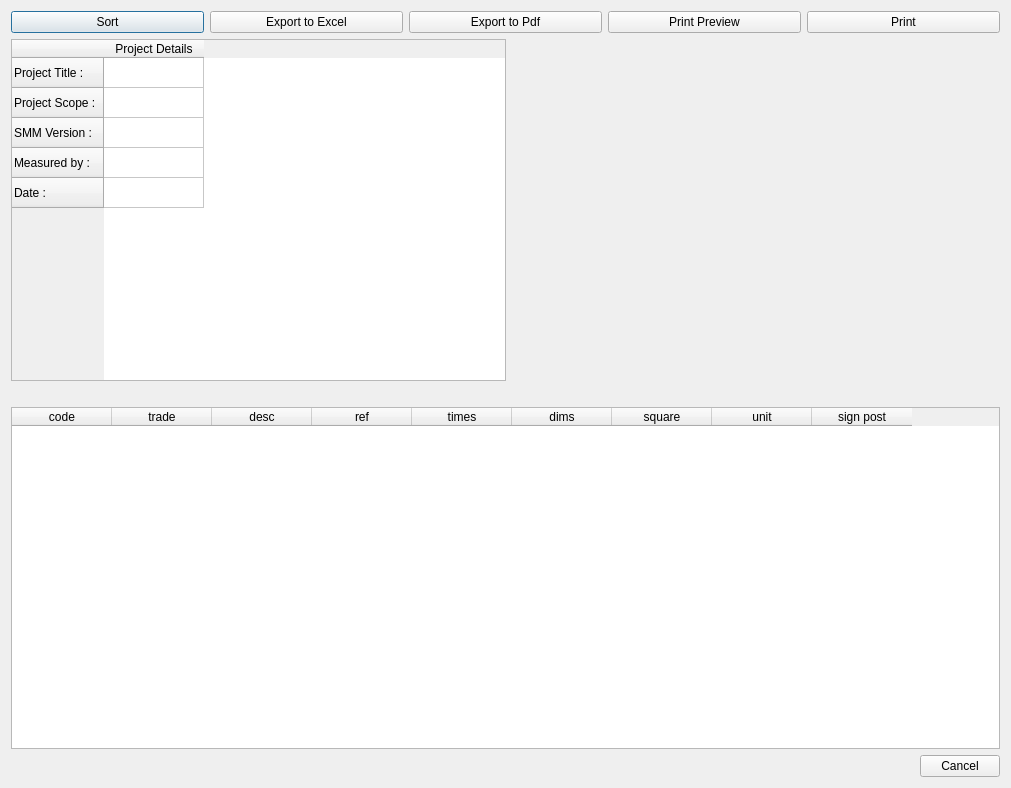
Before: the Qt Designer form Abstract.ui in kilpatrickap/simple_Take-Off, drawn with Qt 5.
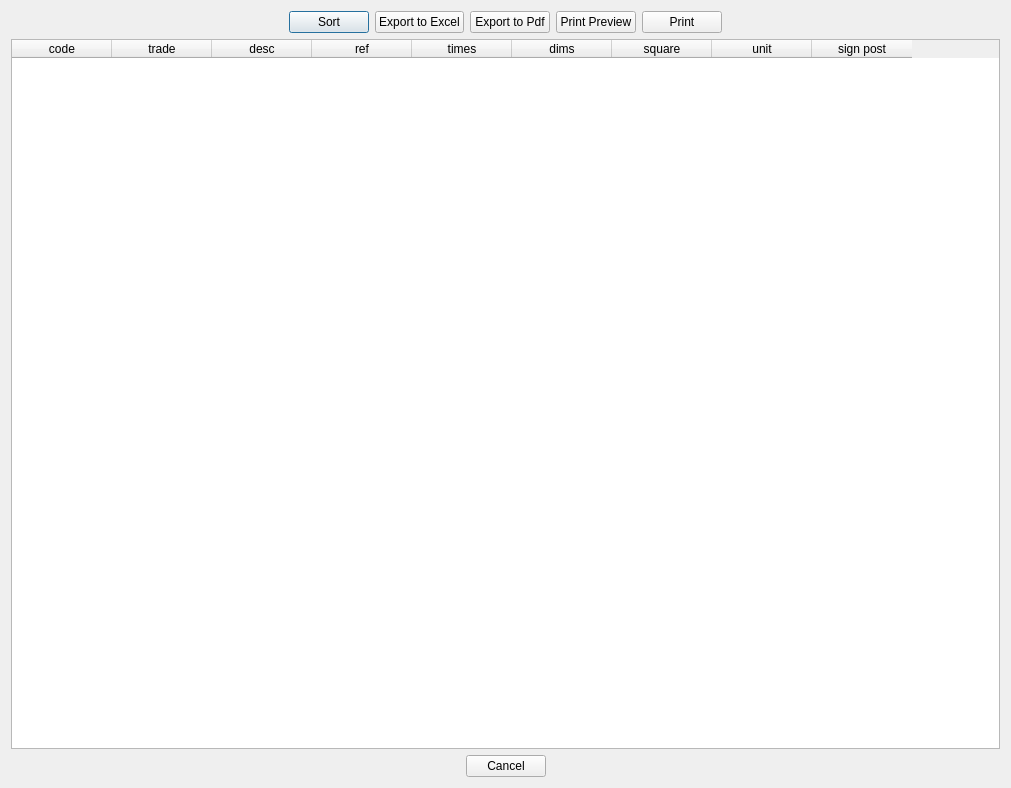
After: the same form once the commit is applied. Icons and pictures are not drawn.

Commit message: new: Abstract_Dialog

```diff
--- a/Abstract.ui
+++ b/Abstract.ui
@@ -15,7 +15,20 @@
   </property>
   <layout class="QVBoxLayout" name="verticalLayout">
    <item>
-    <layout class="QHBoxLayout" name="horizontalLayout">
+    <layout class="QHBoxLayout" name="horizontalLayout_2">
+     <item>
+      <spacer name="horizontalSpacer">
+       <property name="orientation">
+        <enum>Qt::Horizontal</enum>
+       </property>
+       <property name="sizeHint" stdset="0">
+        <size>
+         <width>40</width>
+         <height>20</height>
+        </size>
+       </property>
+      </spacer>
+     </item>
      <item>
       <widget class="QPushButton" name="pushButton_sort">
        <property name="text">
@@ -71,44 +84,6 @@
        </property>
       </widget>
      </item>
-    </layout>
-   </item>
-   <item>
-    <layout class="QHBoxLayout" name="horizontalLayout_3">
-     <item>
-      <widget class="QTableWidget" name="tableWidget">
-       <row>
-        <property name="text">
-         <string>Project Title :</string>
-        </property>
-       </row>
-       <row>
-        <property name="text">
-         <string>Project Scope :</string>
-        </property>
-       </row>
-       <row>
-        <property name="text">
-         <string>SMM Version :</string>
-        </property>
-       </row>
-       <row>
-        <property name="text">
-         <string>Measured by :</string>
-        </property>
-       </row>
-       <row>
-        <property name="text">
-         <string>Date :</string>
-        </property>
-       </row>
-       <column>
-        <property name="text">
-         <string>Project Details</string>
-        </property>
-       </column>
-      </widget>
-     </item>
      <item>
       <spacer name="horizontalSpacer_2">
        <property name="orientation">
@@ -124,22 +99,6 @@
      </item>
     </layout>
    </item>
-   <item>
-    <spacer name="verticalSpacer">
-     <property name="orientation">
-      <enum>Qt::Vertical</enum>
-     </property>
-     <property name="sizeType">
-      <enum>QSizePolicy::Fixed</enum>
-     </property>
-     <property name="sizeHint" stdset="0">
-      <size>
-       <width>20</width>
-       <height>20</height>
-      </size>
-     </property>
-    </spacer>
-   </item>
    <item>
     <widget class="QTableWidget" name="tableWidget_takeOff">
      <column>
@@ -190,9 +149,9 @@
     </widget>
    </item>
    <item>
-    <layout class="QHBoxLayout" name="horizontalLayout_2">
+    <layout class="QHBoxLayout" name="horizontalLayout">
      <item>
-      <spacer name="horizontalSpacer">
+      <spacer name="horizontalSpacer_3">
        <property name="orientation">
         <enum>Qt::Horizontal</enum>
        </property>
@@ -215,6 +174,19 @@
        </property>
       </widget>
      </item>
+     <item>
+      <spacer name="horizontalSpacer_4">
+       <property name="orientation">
+        <enum>Qt::Horizontal</enum>
+       </property>
+       <property name="sizeHint" stdset="0">
+        <size>
+         <width>40</width>
+         <height>20</height>
+        </size>
+       </property>
+      </spacer>
+     </item>
     </layout>
    </item>
   </layout>
```
